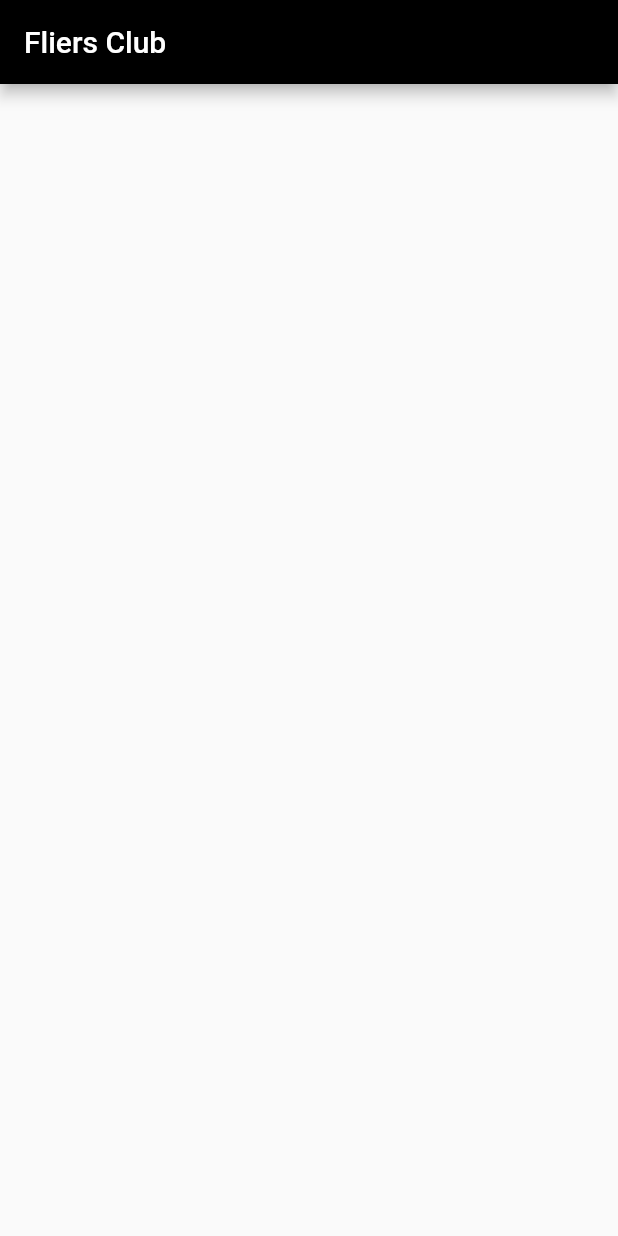
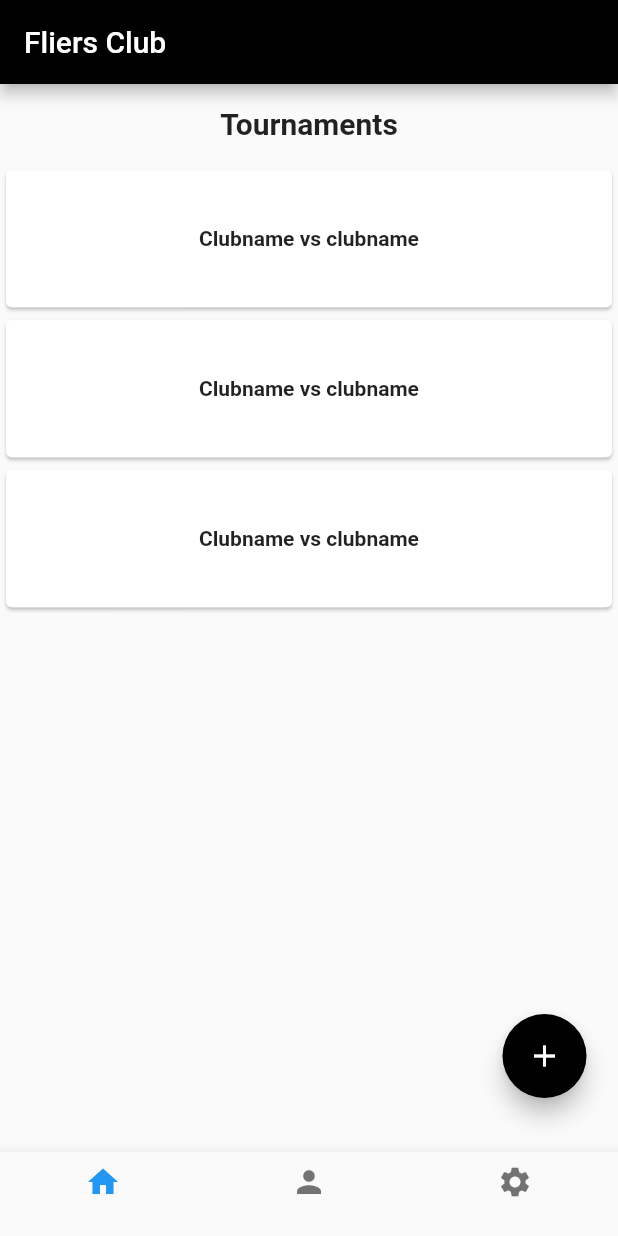
Before and after one commit to fliersclub/FliersClub, a Flutter app: the screen it shows after launch, on a phone screen of 412 x 824 dp. Run offline on Flutter 3.47's test engine with Material 2 defaults, Android fonts, the phone set to English and light mode, and no system bars; our stand-ins replace carousel_slider.

Commit message:
user tournament added

```diff
--- a/lib/screens/clubuser_homescreen.dart
+++ b/lib/screens/clubuser_homescreen.dart
@@ -1,17 +1,76 @@
+import 'package:fliersclub/screens/tournment_screen.dart';
+import 'package:fliersclub/screens/userprofile_screen.dart';
+import 'package:fliersclub/screens/usersettings_screen.dart';
 import 'package:flutter/material.dart';
 import 'package:flutter/src/widgets/container.dart';
 import 'package:flutter/src/widgets/framework.dart';
 
-class ClubUserHomeScreen extends StatelessWidget {
-  const ClubUserHomeScreen({super.key});
+class ClubUserHomeScreen extends StatefulWidget {
+  @override
+  State<ClubUserHomeScreen> createState() => _ClubUserHomeScreenState();
+}
+
+class _ClubUserHomeScreenState extends State<ClubUserHomeScreen> {
+  List pages = [TournamentScreen(), UserProfileScreen(), SettingScreen()];
+  int selectedIndex = 0;
 
   @override
   Widget build(BuildContext context) {
     return Scaffold(
+      body: pages[selectedIndex],
+      floatingActionButton: Padding(
+        padding: EdgeInsets.only(bottom: 20, right: 5),
+        child: FloatingActionButton(
+            backgroundColor: Colors.black,
+            child: Icon(Icons.add),
+            onPressed: () {
+              showDialog(
+                  context: context,
+                  builder: (context) {
+                    return AlertDialog(
+                      title: Text('Do you want to add tournament ?'),
+                      actions: [
+                        TextButton(
+                          onPressed: () {},
+                          child: Text('Yes'),
+                        ),
+                        TextButton(
+                          onPressed: () {
+                            Navigator.pop(context);
+                          },
+                          child: Text('No'),
+                        )
+                      ],
+                    );
+                  });
+            }),
+      ),
       appBar: AppBar(
         backgroundColor: Colors.black,
         title: Text('Fliers Club'),
       ),
+      bottomNavigationBar: BottomNavigationBar(
+          onTap: (value) {
+            setState(() {
+              selectedIndex = value;
+            });
+          },
+          items: [
+            BottomNavigationBarItem(
+              label: '',
+              icon: Icon(
+                Icons.home,
+              ),
+            ),
+            BottomNavigationBarItem(
+              label: '',
+              icon: Icon(Icons.person),
+            ),
+            BottomNavigationBarItem(
+              label: '',
+              icon: Icon(Icons.settings),
+            )
+          ]),
     );
   }
 }
--- /dev/null
+++ b/lib/screens/tournment_screen.dart
@@ -0,0 +1,52 @@
+import 'package:flutter/material.dart';
+import 'package:flutter/src/widgets/container.dart';
+import 'package:flutter/src/widgets/framework.dart';
+
+class TournamentScreen extends StatelessWidget {
+  const TournamentScreen({super.key});
+
+  @override
+  Widget build(BuildContext context) {
+    return Scaffold(
+      body: Column(children: [
+        Container(
+          padding: EdgeInsets.symmetric(horizontal: 15, vertical: 15),
+          child: Text(
+            'Tournaments',
+            style: TextStyle(fontWeight: FontWeight.bold, fontSize: 20),
+          ),
+        ),
+        Container(
+          height: 100,
+          width: double.infinity,
+          child: Card(
+              child: Center(
+                  child: Text(
+            'Clubname vs clubname',
+            style: TextStyle(fontWeight: FontWeight.bold),
+          ))),
+        ),
+        Container(
+          height: 100,
+          width: double.infinity,
+          child: Card(
+              child: Center(
+                  child: Text(
+            'Clubname vs clubname',
+            style: TextStyle(fontWeight: FontWeight.bold),
+          ))),
+        ),
+        Container(
+          height: 100,
+          width: double.infinity,
+          child: Card(
+              child: Center(
+                  child: Text(
+            'Clubname vs clubname',
+            style: TextStyle(fontWeight: FontWeight.bold),
+          ))),
+        )
+      ]),
+    );
+  }
+}
```
Also changed, not shown: lib/screens/userprofile_screen.dart (added, +14 -0 lines), lib/screens/usersettings_screen.dart (added, +14 -0 lines).
